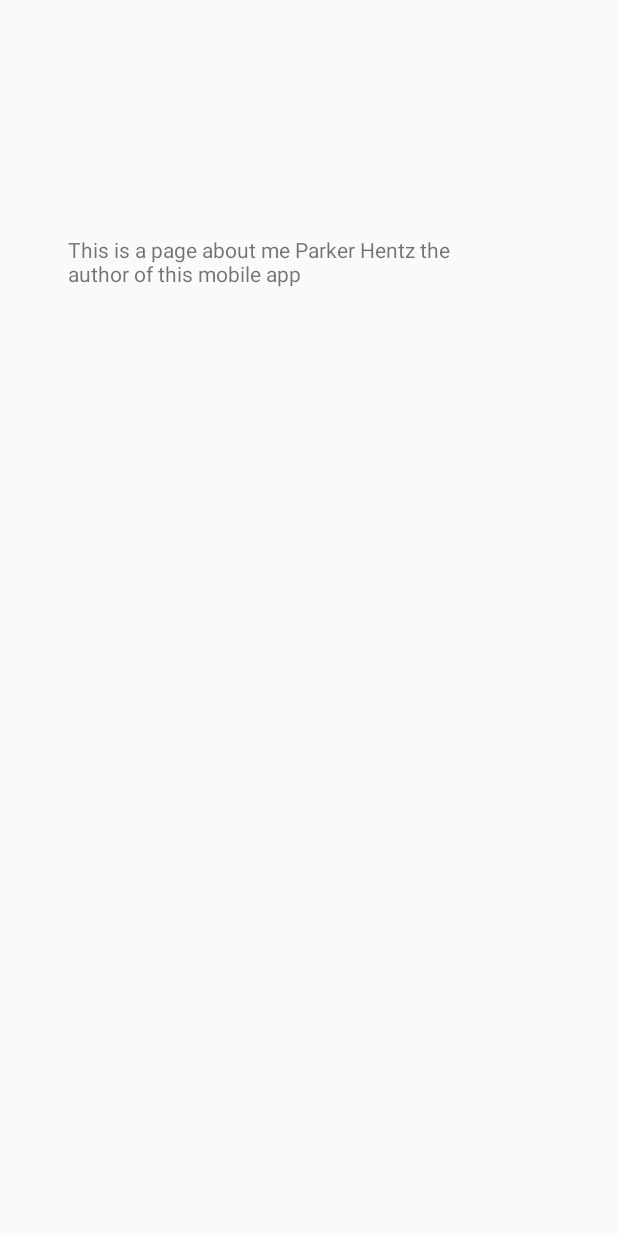
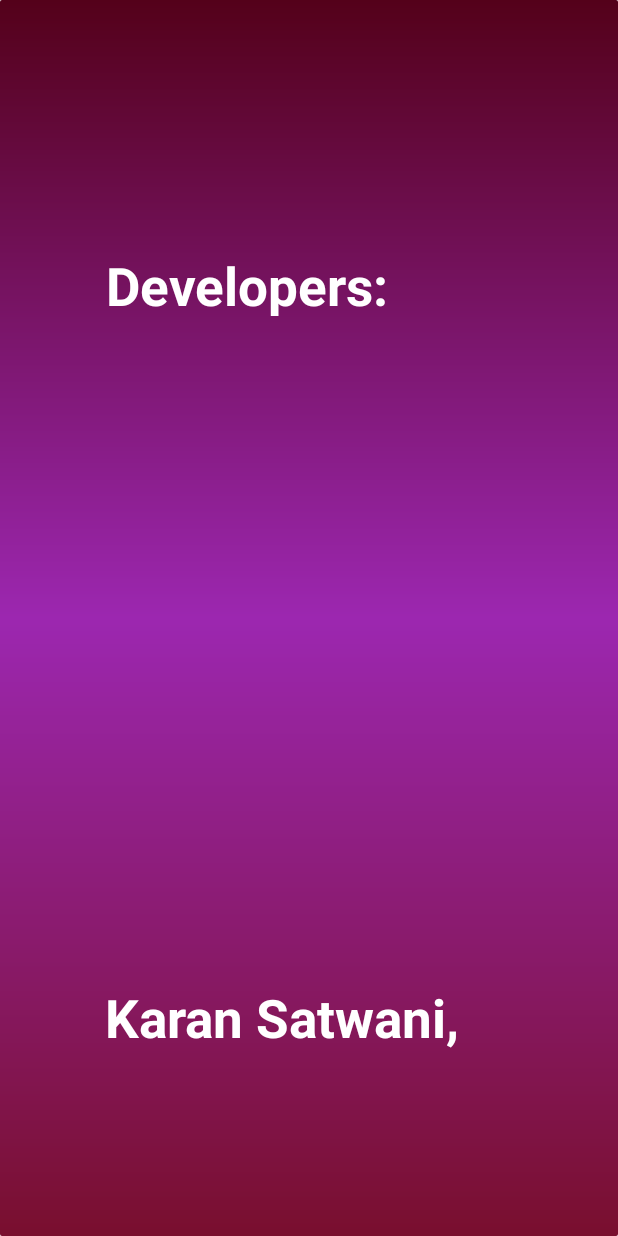
Before and after one commit to nikhilsapa5/MobileDevFinalProject, an Android app: the layout activity_aboutmepage.xml on its own in the app's theme, with its tools: preview values and no code run, on a phone screen of 412 x 824 dp. Run offline under Robolectric (Android 15) with nearby library versions, the phone set to English and light mode, and no system bars.

```diff
--- a/app/src/main/java/com/example/mobiledevfinalproject/Settings.java
+++ b/app/src/main/java/com/example/mobiledevfinalproject/Settings.java
@@ -23,26 +23,22 @@ public class Settings extends AppCompatActivity {
     protected void onCreate(Bundle savedInstanceState) {
         super.onCreate(savedInstanceState);
         setContentView(R.layout.activity_settings);
-
+        aboutme = findViewById(R.id.aboutme);
+        aboutme.setOnClickListener(new View.OnClickListener() {
+            @Override
+            public void onClick(View view) {
+                Intent intent2 = new Intent(Settings.this, AboutMePage.class);
+                startActivity(intent2);
+                finish();
+            }
+        });
         mContext = Settings.this;
         MusicController.currentActivity = this;
 
         initViews();
-        aboutme = findViewById(R.id.aboutme);
-        aboutme.setOnClickListener(new View.OnClickListener() {
 
-            @Override
-            public void onClick(View view) {
-                Intent intent2 = new Intent(AboutMePage.this, AboutMePage.class);
-                startActivity(intent2);
-                finish();
-            }
-        });
 
     }
-
-
-
 
     private void initViews(){
 
--- a/app/src/main/res/layout/activity_aboutmepage.xml
+++ b/app/src/main/res/layout/activity_aboutmepage.xml
@@ -4,31 +4,41 @@
     xmlns:tools="http://schemas.android.com/tools"
     android:layout_width="match_parent"
     android:layout_height="match_parent"
+    android:background="@drawable/background"
     tools:context=".AboutMePage">
 
     <TextView
         android:id="@+id/textView3"
         android:layout_width="291dp"
         android:layout_height="64dp"
-        android:layout_marginStart="45dp"
         android:layout_marginTop="110dp"
         android:layout_marginBottom="557dp"
-        android:text="This is a page about me Parker Hentz the author of this mobile app"
+        android:text="Developers:"
+        android:textStyle="bold"
+        android:textSize="35sp"
+        android:padding="10dp"
+        android:textColor="#fff"
+
         app:layout_constraintBottom_toBottomOf="parent"
+        app:layout_constraintEnd_toEndOf="parent"
         app:layout_constraintStart_toStartOf="parent"
         app:layout_constraintTop_toTopOf="parent" />
 
-    <ImageView
-        android:id="@+id/imageView"
-        android:layout_width="wrap_content"
-        android:layout_height="wrap_content"
-        android:layout_marginStart="126dp"
-        android:layout_marginTop="229dp"
-        android:layout_marginEnd="157dp"
-        android:layout_marginBottom="374dp"
+    <TextView
+        android:id="@+id/textView4"
+        android:layout_width="291dp"
+        android:layout_height="64dp"
+        android:layout_marginTop="625dp"
+        android:text="Karan Satwani, Parker Hentz, Nikhil Sapa"
+        android:textStyle="bold"
+        android:textSize="35sp"
+        android:padding="10dp"
+        android:textColor="#fff"
         app:layout_constraintBottom_toBottomOf="parent"
         app:layout_constraintEnd_toEndOf="parent"
+        app:layout_constraintHorizontal_bias="0.497"
         app:layout_constraintStart_toStartOf="parent"
         app:layout_constraintTop_toTopOf="parent"
-        tools:srcCompat="@tools:sample/avatars" />
+        app:layout_constraintVertical_bias="0.142" />
+
 </androidx.constraintlayout.widget.ConstraintLayout>
--- a/app/src/main/res/layout/activity_settings.xml
+++ b/app/src/main/res/layout/activity_settings.xml
@@ -54,7 +54,7 @@
                 android:layout_height="match_parent"
                 android:orientation="horizontal">
 
-                <TextView
+                <Button
                     android:id="@+id/aboutme"
                     android:layout_width="wrap_content"
                     android:layout_height="wrap_content"
```
